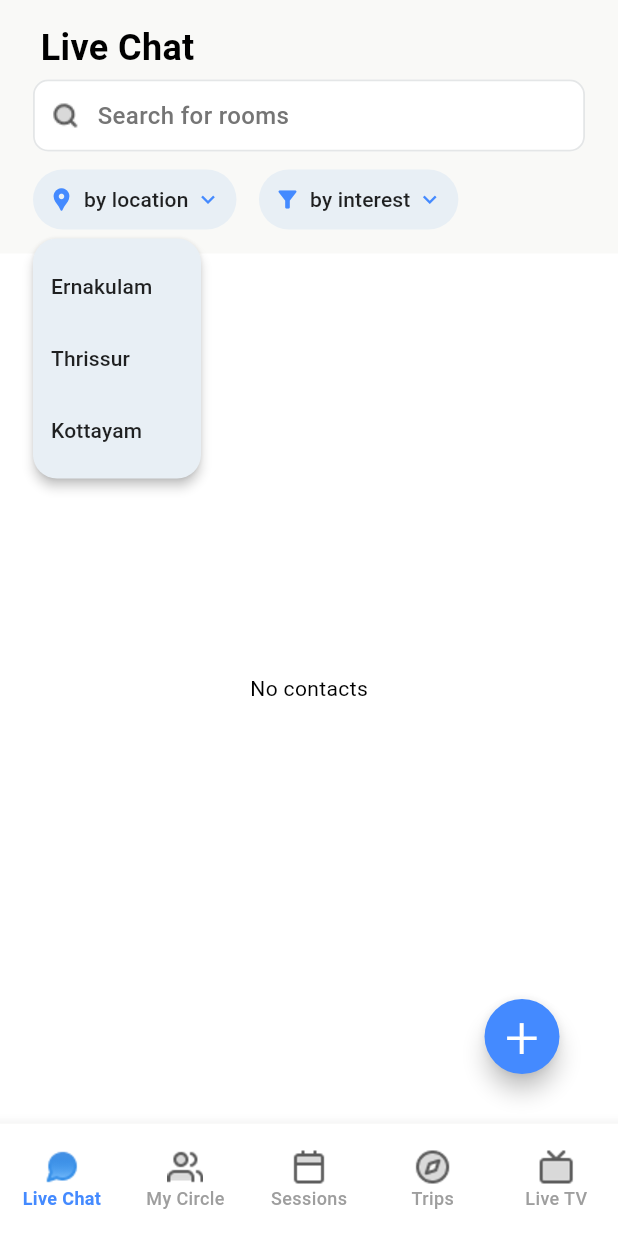
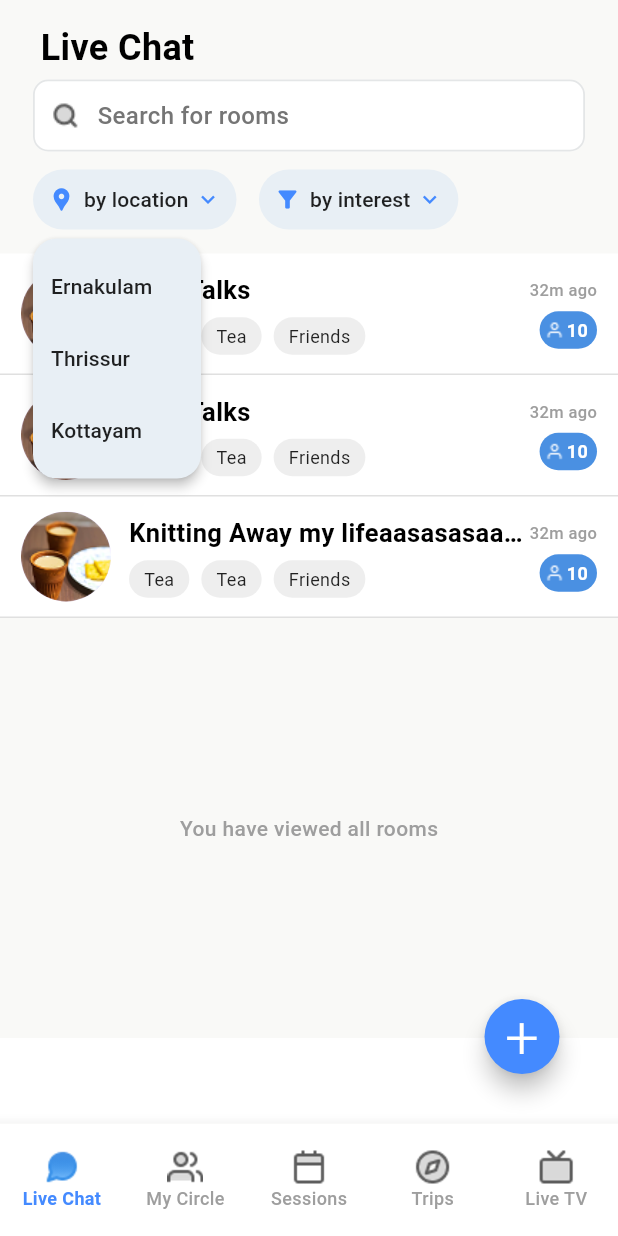
Before and after one commit to senioradventure/app-demo, a Flutter app: the screen it shows after launch, after a tap on "by location", on a phone screen of 412 x 824 dp. Run offline on Flutter 3.47's test engine with Material 3 defaults, Android fonts, the phone set to English and light mode, and no system bars; our stand-ins replace dio, flutter_svg, google_fonts, image_picker.

Commit message:
Added bottom navigation bar

```diff
--- a/lib/features/live_chat_home/ui/live-chat_home_page.dart
+++ b/lib/features/live_chat_home/ui/presentation/live-chat_home_page.dart
@@ -1,11 +1,17 @@
 import 'package:flutter/cupertino.dart';
 import 'package:flutter/material.dart';
 import 'package:senior_circle/core/constants/contact.dart';
+import 'package:senior_circle/features/live_chat_home/ui/presentation/livetv_page.dart';
+import 'package:senior_circle/features/live_chat_home/ui/presentation/main_bottom_nav.dart';
+import 'package:senior_circle/features/live_chat_home/ui/presentation/my_circle_page.dart';
+import 'package:senior_circle/features/live_chat_home/ui/presentation/sessions_page.dart';
+import 'package:senior_circle/features/live_chat_home/ui/presentation/trips_page.dart';
 
 
 final ValueNotifier<bool> isListening = ValueNotifier<bool>(false);
 final ValueNotifier<List<Contact>> filteredContactList =
-    ValueNotifier<List<Contact>>([]);
+    ValueNotifier<List<Contact>>(List.from(masterContactList));
+
 
 
 
@@ -485,152 +491,9 @@ bottomNavigationBar: Theme(
       ),
     ),
   ),
-  child: SizedBox(height:75,child:BottomNavigationBar(
-
-  backgroundColor: Colors.white,
-    type: BottomNavigationBarType.fixed,
-    currentIndex: 0,
-    onTap: (index) {},
-    selectedItemColor: Colors.blueAccent,
-    unselectedItemColor: Colors.grey,
-    showUnselectedLabels: true,
-    items:  [
-      BottomNavigationBarItem(
-      icon: Image.asset(
-        'assets/icons/message-circle.png',
-        width: 24,
-        height: 24,
-      ),activeIcon: ShaderMask(
-  shaderCallback: (bounds) => const LinearGradient(
-    begin: Alignment.topCenter,
-    end: Alignment.bottomCenter,
-    colors: [
-      Color(0xFF4A90E2),
-      Color.fromARGB(80, 24, 145, 244),
-    ],
-  ).createShader(bounds),
-  blendMode: BlendMode.srcATop,
-  child: Image.asset(
-    'assets/icons/message-circle.png',
-    width: 24,
-    height: 24,
-    filterQuality: FilterQuality.high,
-  ),
+  child: const MainBottomNavBar(currentIndex: 0), // 👈 Live Chat tab
 ),
 
-
-      label: 'Live Chat',
-    ),
-      BottomNavigationBarItem(
-      icon: Image.asset(
-        'assets/icons/users.png',
-        width: 24,
-        height: 24,
-        filterQuality: FilterQuality.high,
-      ),
-      activeIcon: ShaderMask(
-  shaderCallback: (bounds) => const LinearGradient(
-    begin: Alignment.topCenter,
-    end: Alignment.bottomCenter,
-    colors: [
-       Color(0xFF4A90E2),
-      Color.fromARGB(80, 24, 145, 244),
-    ],
-  ).createShader(bounds),
-  blendMode: BlendMode.srcATop,
-  child: Image.asset(
-    'assets/icons/users.png',
-    width: 24,
-    height: 24,
-    filterQuality: FilterQuality.high,
-  ),
-),
-
-      label: 'My Circle',
-    ),
-      BottomNavigationBarItem(
-      icon: Image.asset(
-        'assets/icons/calendar.png',
-        width: 24,
-        height: 24,
-        filterQuality: FilterQuality.high,
-      ),
-      activeIcon: ShaderMask(
-  shaderCallback: (bounds) => const LinearGradient(
-    begin: Alignment.topCenter,
-    end: Alignment.bottomCenter,
-    colors: [
-       Color(0xFF4A90E2),
-      Color.fromARGB(80, 24, 145, 244),
-    ],
-  ).createShader(bounds),
-  blendMode: BlendMode.srcATop,
-  child: Image.asset(
-    'assets/icons/calender.png',
-    width: 24,
-    height: 24,
-    filterQuality: FilterQuality.high,
-  ),
-),
-
-      label: 'Sessions',
-    ),
-      BottomNavigationBarItem(
-      icon: Image.asset(
-        'assets/icons/compass.png',
-        width: 24,
-        height: 24,
-        filterQuality: FilterQuality.high,
-      ),
-      activeIcon: ShaderMask(
-  shaderCallback: (bounds) => const LinearGradient(
-    begin: Alignment.topCenter,
-    end: Alignment.bottomCenter,
-    colors: [
-       Color(0xFF4A90E2),
-      Color.fromARGB(80, 24, 145, 244),
-    ],
-  ).createShader(bounds),
-  blendMode: BlendMode.srcATop,
-  child: Image.asset(
-    'assets/icons/compass.png',
-    width: 24,
-    height: 24,
-    filterQuality: FilterQuality.high,
-  ),
-),
-
-      label: 'Trips',
-    ),
-     BottomNavigationBarItem(
-      icon: Image.asset(
-        'assets/icons/tv.png',
-        width: 24,
-        height: 24,
-        filterQuality: FilterQuality.high,
-      ),
-      activeIcon: ShaderMask(
-  shaderCallback: (bounds) => const LinearGradient(
-    begin: Alignment.topCenter,
-    end: Alignment.bottomCenter,
-    colors: [
-       Color(0xFF4A90E2),
-      Color.fromARGB(80, 24, 145, 244),
-    ],
-  ).createShader(bounds),
-  blendMode: BlendMode.srcATop,
-  child: Image.asset(
-    'assets/icons/tv.png',
-    width: 24,
-    height: 24,
-    filterQuality: FilterQuality.high,
-  ),
-),
-
-      label: 'Live TV',
-    ),
-    ],
-  ),),),
     );
   }
 }
--- /dev/null
+++ b/lib/features/live_chat_home/ui/presentation/main_bottom_nav.dart
@@ -0,0 +1,198 @@
+import 'package:flutter/material.dart';
+import 'package:senior_circle/features/live_chat_home/ui/presentation/live-chat_home_page.dart';
+import 'package:senior_circle/features/live_chat_home/ui/presentation/livetv_page.dart';
+import 'package:senior_circle/features/live_chat_home/ui/presentation/my_circle_page.dart';
+import 'package:senior_circle/features/live_chat_home/ui/presentation/sessions_page.dart';
+import 'package:senior_circle/features/live_chat_home/ui/presentation/trips_page.dart';
+
+class MainBottomNavBar extends StatelessWidget {
+  final int currentIndex;
+
+  const MainBottomNavBar({
+    super.key,
+    required this.currentIndex,
+  });
+
+  @override
+  Widget build(BuildContext context) {
+    return SizedBox(
+      height: 75,
+      child: BottomNavigationBar(
+        backgroundColor: Colors.white,
+        type: BottomNavigationBarType.fixed,
+        currentIndex: currentIndex,
+        selectedItemColor: Colors.blueAccent,
+        unselectedItemColor: Colors.grey,
+        showUnselectedLabels: true,
+        onTap: (index) {
+          if (index == currentIndex) return;
+
+          Widget page;
+          switch (index) {
+            case 0:
+              page = const LiveChatPage();
+              break;
+            case 1:
+              page = const MyCirclePage();
+              break;
+            case 2:
+              page = const SessionsPage();
+              break;
+            case 3:
+              page = const TripsPage();
+              break;
+            case 4:
+              page = const LivetvPage();
+              break;
+            default:
+              page = const LiveChatPage();
+          }
+
+          Navigator.pushReplacement(
+            context,
+            MaterialPageRoute(builder: (_) => page),
+          );
+        },
+        items: [
+          BottomNavigationBarItem(
+            icon: ColorFiltered(
+    colorFilter: const ColorFilter.mode(
+      Colors.grey,  // 👈 Force inactive icon to grey
+      BlendMode.srcIn,
+    ),
+    child: Image.asset(
+      'assets/icons/message-circle.png',
+      width: 24,
+      height: 24,
+      filterQuality: FilterQuality.high,
+    ),
+  ),
+            activeIcon: ShaderMask(
+              shaderCallback: (bounds) => const LinearGradient(
+                begin: Alignment.topCenter,
+                end: Alignment.bottomCenter,
+                colors: [
+                  Color(0xFF4A90E2),
+                  Color.fromARGB(80, 24, 145, 244),
+                ],
+              ).createShader(bounds),
+              blendMode: BlendMode.srcATop,
+              child: Image.asset(
+                'assets/icons/message-circle.png',
+                width: 24,
+                height: 24,
+                filterQuality: FilterQuality.high,
+              ),
+            ),
+            label: 'Live Chat',
+          ),
+          BottomNavigationBarItem(
+            icon: Image.asset(
+              'assets/icons/users.png',
+              width: 24,
+              height: 24,
+              filterQuality: FilterQuality.high,
+            ),
+            activeIcon: ShaderMask(
+              shaderCallback: (bounds) => const LinearGradient(
+                begin: Alignment.topCenter,
+                end: Alignment.bottomCenter,
+                colors: [
+                  Color(0xFF4A90E2),
+                  Color.fromARGB(80, 24, 145, 244),
+                ],
+              ).createShader(bounds),
+              blendMode: BlendMode.srcATop,
+              child: Image.asset(
+                'assets/icons/users.png',
+                width: 24,
+                height: 24,
+                filterQuality: FilterQuality.high,
+              ),
+            ),
+            label: 'My Circle',
+          ),
+          BottomNavigationBarItem(
+            icon: Image.asset(
+              'assets/icons/calendar.png',
+              width: 24,
+              height: 24,
+              filterQuality: FilterQuality.high,
+            ),
+            activeIcon: ShaderMask(
+              shaderCallback: (bounds) => const LinearGradient(
+                begin: Alignment.topCenter,
+                end: Alignment.bottomCenter,
+                colors: [
+                  Color(0xFF4A90E2),
+                  Color.fromARGB(80, 24, 145, 244),
+                ],
+              ).createShader(bounds),
+              blendMode: BlendMode.srcATop,
+              child: Image.asset(
+                // make sure this file name matches the normal one
+                'assets/icons/calendar.png',
+                width: 24,
+                height: 24,
+                filterQuality: FilterQuality.high,
+              ),
+            ),
+            label: 'Sessions',
+          ),
+          BottomNavigationBarItem(
+            icon: Image.asset(
+              'assets/icons/compass.png',
+              width: 24,
+              height: 24,
+              filterQuality: FilterQuality.high,
+            ),
+            activeIcon: ShaderMask(
+              shaderCallback: (bounds) => const LinearGradient(
+                begin: Alignment.topCenter,
+                end: Alignment.bottomCenter,
+                colors: [
+                  Color(0xFF4A90E2),
+                  Color.fromARGB(80, 24, 145, 244),
+                ],
+              ).createShader(bounds),
+              blendMode: BlendMode.srcATop,
+              child: Image.asset(
+                'assets/icons/compass.png',
+                width: 24,
+                height: 24,
+                filterQuality: FilterQuality.high,
+              ),
+            ),
+            label: 'Trips',
+          ),
+          BottomNavigationBarItem(
+            icon: Image.asset(
+              'assets/icons/tv.png',
+              width: 24,
+              height: 24,
+              filterQuality: FilterQuality.high,
+            ),
+            activeIcon: ShaderMask(
+              shaderCallback: (bounds) => const LinearGradient(
+                begin: Alignment.topCenter,
+                end: Alignment.bottomCenter,
+                colors: [
+                  Color(0xFF4A90E2),
+                  Color.fromARGB(80, 24, 145, 244),
+                ],
+              ).createShader(bounds),
+              blendMode: BlendMode.srcATop,
+              child: Image.asset(
+                'assets/icons/tv.png',
+                width: 24,
+                height: 24,
+                filterQuality: FilterQuality.high,
+              ),
+            ),
+            label: 'Live TV',
+          ),
+        ],
+      ),
+    );
+  }
+}
--- a/lib/main.dart
+++ b/lib/main.dart
@@ -1,6 +1,6 @@
 import 'package:flutter/material.dart';
 import 'package:senior_circle/features/createroom/presentation/create_room_screen.dart';
-import 'package:senior_circle/features/live_chat_home/ui/live-chat_home_page.dart';
+import 'package:senior_circle/features/live_chat_home/ui/presentation/live-chat_home_page.dart';
 import 'package:senior_circle/theme/apptheme/app_theme.dart';
 
 
```
Also changed, not shown: lib/features/live_chat_home/ui/presentation/livetv_page.dart (added, +54 -0 lines), lib/features/live_chat_home/ui/presentation/my_circle_page.dart (added, +54 -0 lines), lib/features/live_chat_home/ui/presentation/sessions_page.dart (added, +54 -0 lines), lib/features/live_chat_home/ui/presentation/trips_page.dart (added, +54 -0 lines).
